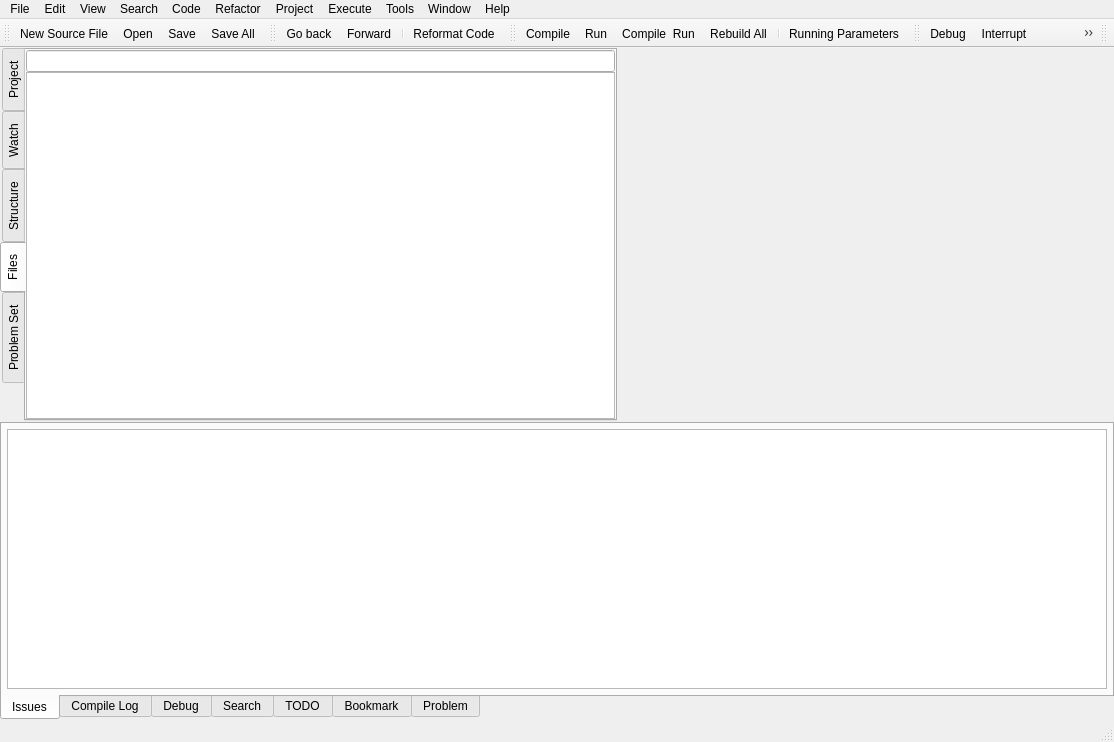
First picture: the form in RedPandaIDE/mainwindow.ui, repository royqh1979/RedPanda-CPP, before the edit.
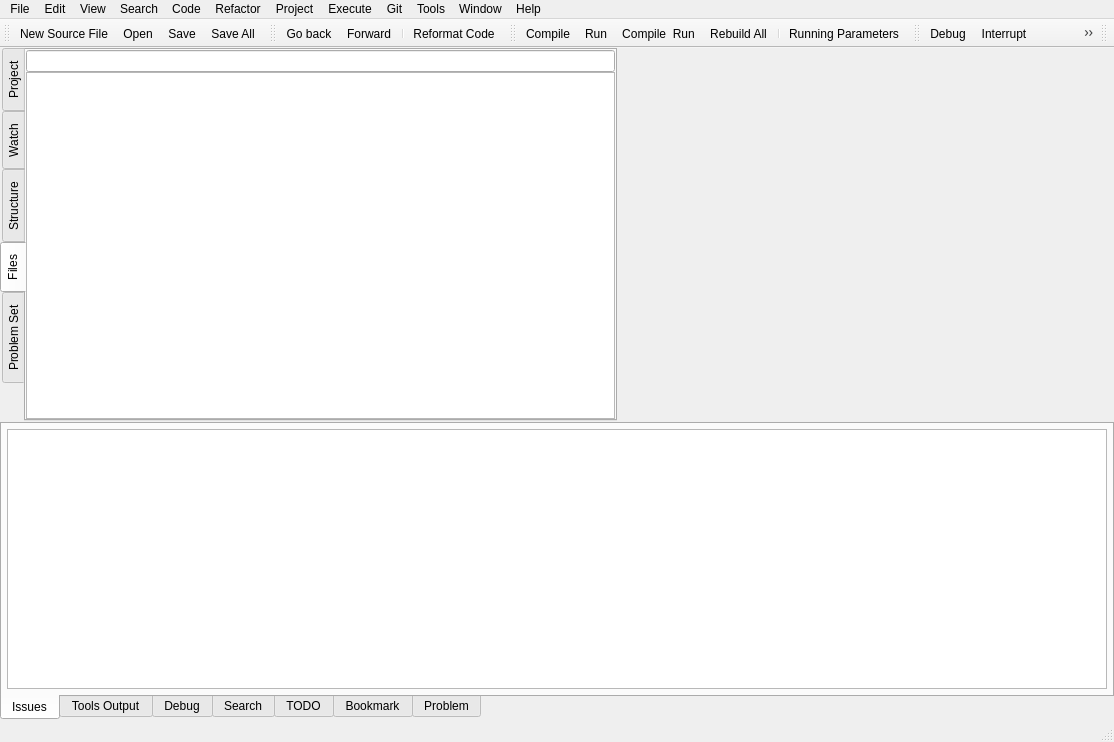
Second picture: the form after the edit. The open tabs and pages were chosen to show the change. Icons and pictures are not drawn. Custom widgets are drawn as their Qt base class.

Commit message: - change: rename "compile log" panel to "tools output"   - fix: debug panel can't be correctly show/hide   - enhancement: redesign tools output's context menu, add "clear" menu item   - update translations

Diff of the .ui file:
```diff
--- a/RedPandaIDE/mainwindow.ui
+++ b/RedPandaIDE/mainwindow.ui
@@ -588,7 +588,7 @@
          </iconset>
         </attribute>
         <attribute name="title">
-         <string>Compile Log</string>
+         <string>Tools Output</string>
         </attribute>
         <layout class="QHBoxLayout" name="horizontalLayout_2">
          <property name="leftMargin">
@@ -1398,7 +1398,7 @@
      <x>0</x>
      <y>0</y>
      <width>1114</width>
-     <height>26</height>
+     <height>25</height>
     </rect>
    </property>
    <widget class="QMenu" name="menuFile">
@@ -1572,6 +1572,16 @@
     <addaction name="menuTool_Windows"/>
     <addaction name="actionStatus_Bar"/>
    </widget>
+   <widget class="QMenu" name="menuGit">
+    <property name="title">
+     <string>Git</string>
+    </property>
+    <addaction name="actionGit_Create_Repository"/>
+    <addaction name="separator"/>
+    <addaction name="actionGit_Commit"/>
+    <addaction name="actionGit_Revert"/>
+    <addaction name="actionGit_Reset"/>
+   </widget>
    <addaction name="menuFile"/>
    <addaction name="menuEdit"/>
    <addaction name="menuView"/>
@@ -1580,6 +1590,7 @@
    <addaction name="menuRefactor"/>
    <addaction name="menuProject"/>
    <addaction name="menuExecute"/>
+   <addaction name="menuGit"/>
    <addaction name="menuTools"/>
    <addaction name="menuWindow"/>
    <addaction name="menuHelp"/>
```
Left out of the diff: 33 changed lines with no effect on the pictures. The commit also changes 11 other files.
